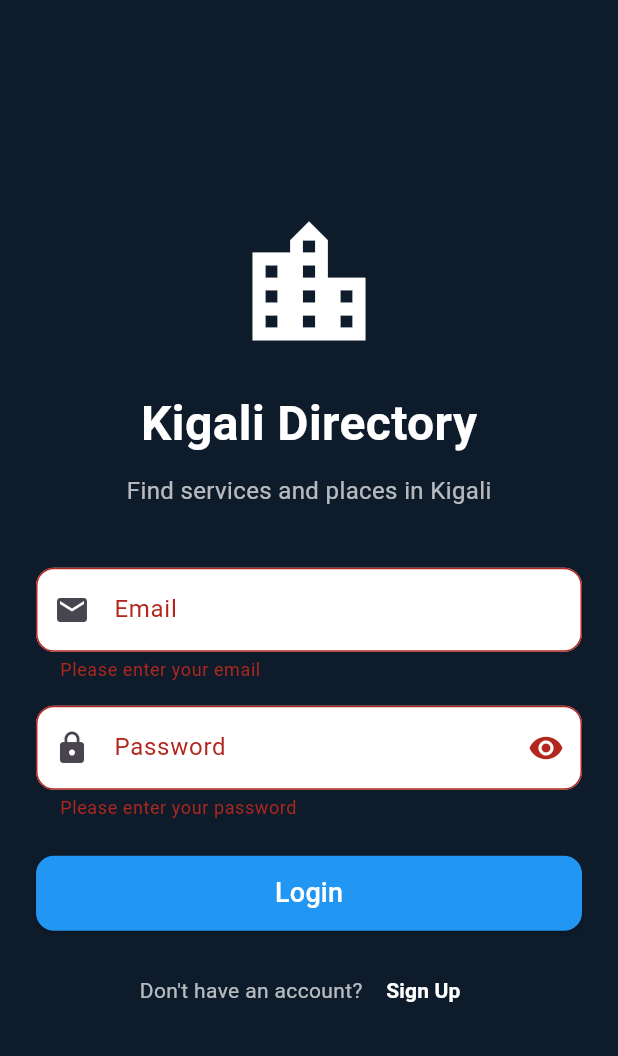
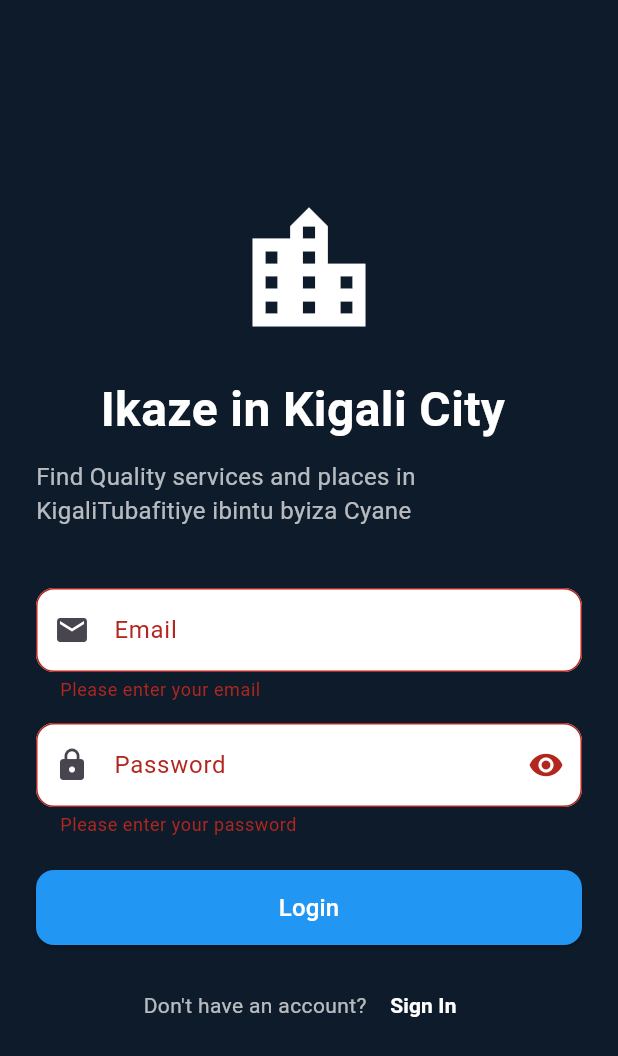
Before and after one commit to h-mutumwinka/Kigali_Directory, a Flutter app: the screen it shows after launch, after a tap on "Login", on a phone screen of 412 x 824 dp. Shown: the top 1056 px of the screen. Run offline on Flutter 3.47's test engine with Material 3 defaults, Android fonts, the phone set to English and light mode, and no system bars; our stand-ins replace cloud_firestore, firebase_auth, firebase_core, flutter_map, latlong2; accounts and stored records are empty.

Commit message:
formating the login screen
Updated various texts and labels for clarity and localization.

```diff
--- a/kigali_city_directory/lib/screens/login_screen.dart
+++ b/kigali_city_directory/lib/screens/login_screen.dart
@@ -41,7 +41,7 @@ class _LoginScreenState extends State<LoginScreen> {
       if (mounted) {
         ScaffoldMessenger.of(context).showSnackBar(
           const SnackBar(
-            content: Text('✅ Login successful!'),
+            content: Text(' Login successful!'),
             backgroundColor: Colors.green,
             duration: Duration(seconds: 2),
           ),
@@ -60,7 +60,7 @@ class _LoginScreenState extends State<LoginScreen> {
           message = 'Incorrect email or password. Please check and try again.';
           break;
         case 'invalid-email':
-          message = 'Invalid email address format.';
+          message = 'Invalid email address';
           break;
         case 'user-disabled':
           message = 'This account has been disabled.';
@@ -121,7 +121,7 @@ class _LoginScreenState extends State<LoginScreen> {
   @override
   Widget build(BuildContext context) {
     return Scaffold(
-      backgroundColor: const Color(0xFF0D1B2A), // Dark blue background
+      backgroundColor: const Color(0xFF0D1B2A),
       body: SafeArea(
         child: Center(
           child: SingleChildScrollView(
@@ -131,7 +131,7 @@ class _LoginScreenState extends State<LoginScreen> {
               child: Column(
                 mainAxisAlignment: MainAxisAlignment.center,
                 children: [
-                  // App Logo/Icon
+
                   const Icon(
                     Icons.location_city,
                     size: 100,
@@ -139,7 +139,7 @@ class _LoginScreenState extends State<LoginScreen> {
                   ),
                   const SizedBox(height: 20),
                   const Text(
-                    'Kigali Directory',
+                    'Ikaze in Kigali City ',
                     style: TextStyle(
                       fontSize: 32,
                       fontWeight: FontWeight.bold,
@@ -148,7 +148,8 @@ class _LoginScreenState extends State<LoginScreen> {
                   ),
                   const SizedBox(height: 10),
                   const Text(
-                    'Find services and places in Kigali',
+                    'Find Quality services and places in Kigali'
+                    'Tubafitiye ibintu byiza Cyane',
                     style: TextStyle(
                       fontSize: 16,
                       color: Colors.white70,
@@ -156,7 +157,7 @@ class _LoginScreenState extends State<LoginScreen> {
                   ),
                   const SizedBox(height: 40),
 
-                  // Email Field
+
                   TextFormField(
                     controller: _emailController,
                     keyboardType: TextInputType.emailAddress,
@@ -179,9 +180,9 @@ class _LoginScreenState extends State<LoginScreen> {
                       return null;
                     },
                   ),
-                  const SizedBox(height: 16),
+                  const SizedBox(height: 14),
 
-                  // Password Field
+
                   TextFormField(
                     controller: _passwordController,
                     obscureText: _obscurePassword,
@@ -211,14 +212,14 @@ class _LoginScreenState extends State<LoginScreen> {
                         return 'Please enter your password';
                       }
                       if (value.length < 6) {
-                        return 'Password must be at least 6 characters';
+                        return 'Password must be at least 5 characters';
                       }
                       return null;
                     },
                   ),
-                  const SizedBox(height: 24),
+                  const SizedBox(height: 22),
 
-                  // Login Button
+
                   SizedBox(
                     width: double.infinity,
                     height: 50,
@@ -235,7 +236,7 @@ class _LoginScreenState extends State<LoginScreen> {
                           : const Text(
                               'Login',
                               style: TextStyle(
-                                fontSize: 18,
+                                fontSize: 16,
                                 color: Colors.white,
                               ),
                             ),
@@ -243,7 +244,7 @@ class _LoginScreenState extends State<LoginScreen> {
                   ),
                   const SizedBox(height: 16),
 
-                  // Sign Up Link
+
                   Row(
                     mainAxisAlignment: MainAxisAlignment.center,
                     children: [
@@ -261,7 +262,7 @@ class _LoginScreenState extends State<LoginScreen> {
                           );
                         },
                         child: const Text(
-                          'Sign Up',
+                          'Sign In',
                           style: TextStyle(
                             color: Colors.white,
                             fontWeight: FontWeight.bold,
```
